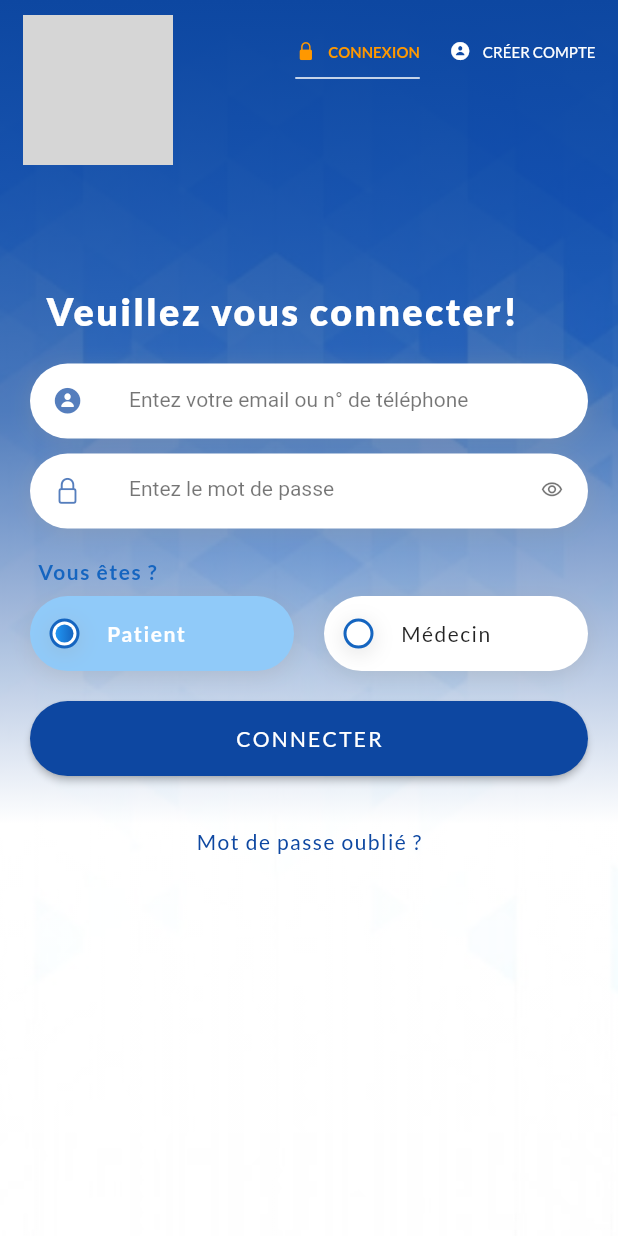
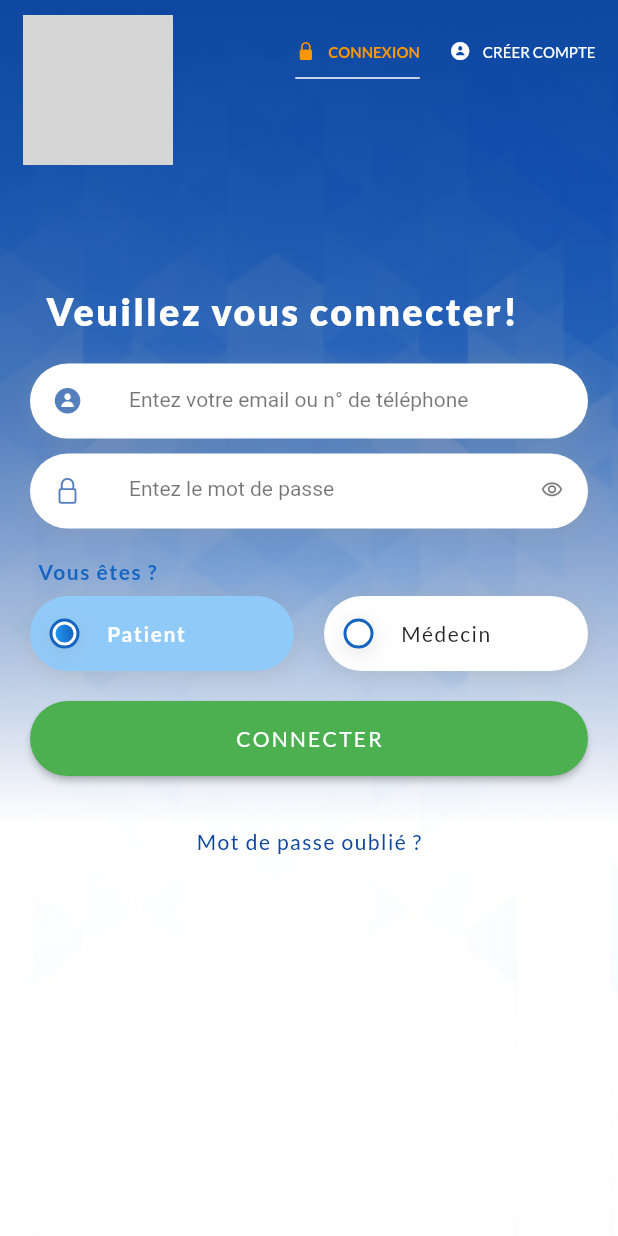
Before and after one commit to Delimond-eng/sos-doctor, a Flutter app: the AuthScreen screen opened directly, on a phone screen of 412 x 824 dp. Run offline on Flutter 3.47's test engine with Material 2 defaults, Android fonts, the light colour scheme and no system bars; our stand-ins replace badges, bubble_tab_indicator, cloud_firestore, country_picker, date_picker_timeline, expandable and 16 more; missing offline and left inert: agora_rtc_engine, flutter_ringtone_player; accounts and stored records are empty; network calls fail; statements that could not run were skipped; project files that could hold a hidden picture were left out; grey boxes are pictures that could not be loaded.

Commit message:
new commit update

```diff
--- a/lib/screens/pages/login_page.dart
+++ b/lib/screens/pages/login_page.dart
@@ -216,7 +216,7 @@ class _LoginPageState extends State<LoginPage> {
                 }
               }
             },
-            color: primaryColor,
+            color: Colors.green,
             child: Text(
               "Connecter".toUpperCase(),
               style: style1(
--- a/lib/screens/pages/register_page.dart
+++ b/lib/screens/pages/register_page.dart
@@ -175,7 +175,7 @@ class _RegisterPageState extends State<RegisterPage> {
           // ignore: deprecated_member_use
           child: RaisedButton(
             onPressed: (allowed) ? registerMedecin : null,
-            color: primaryColor,
+            color: Colors.green,
             child: Text(
               "Créer".toUpperCase(),
               style: style1(
```
Also changed, not shown: 2 other files.
